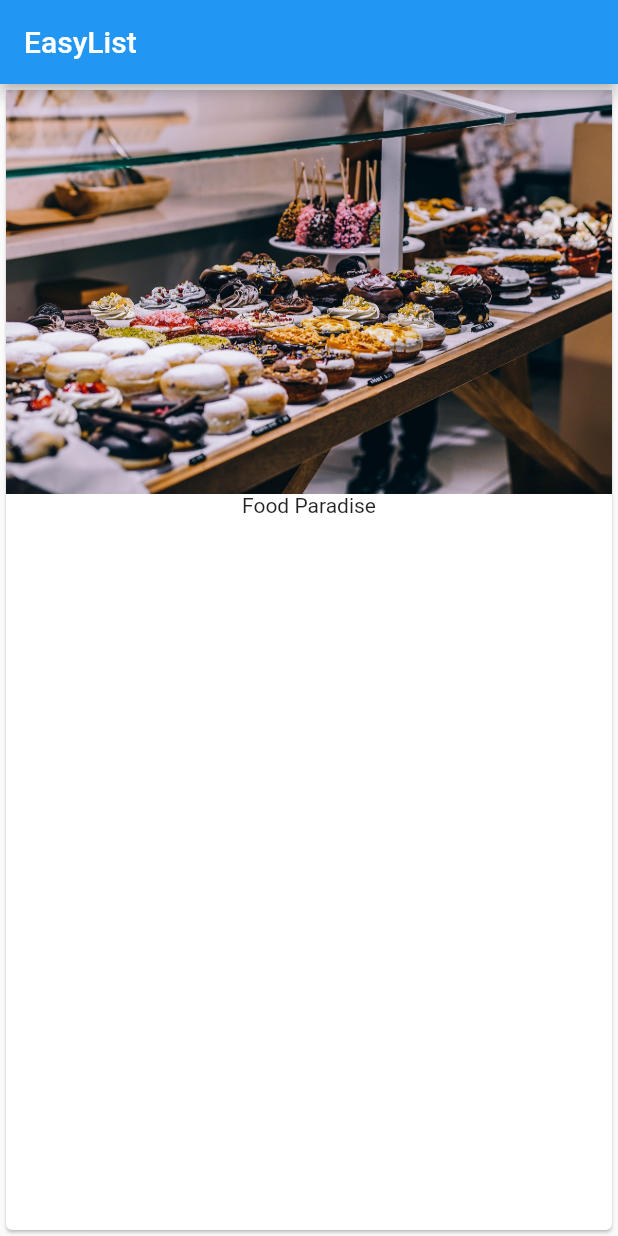
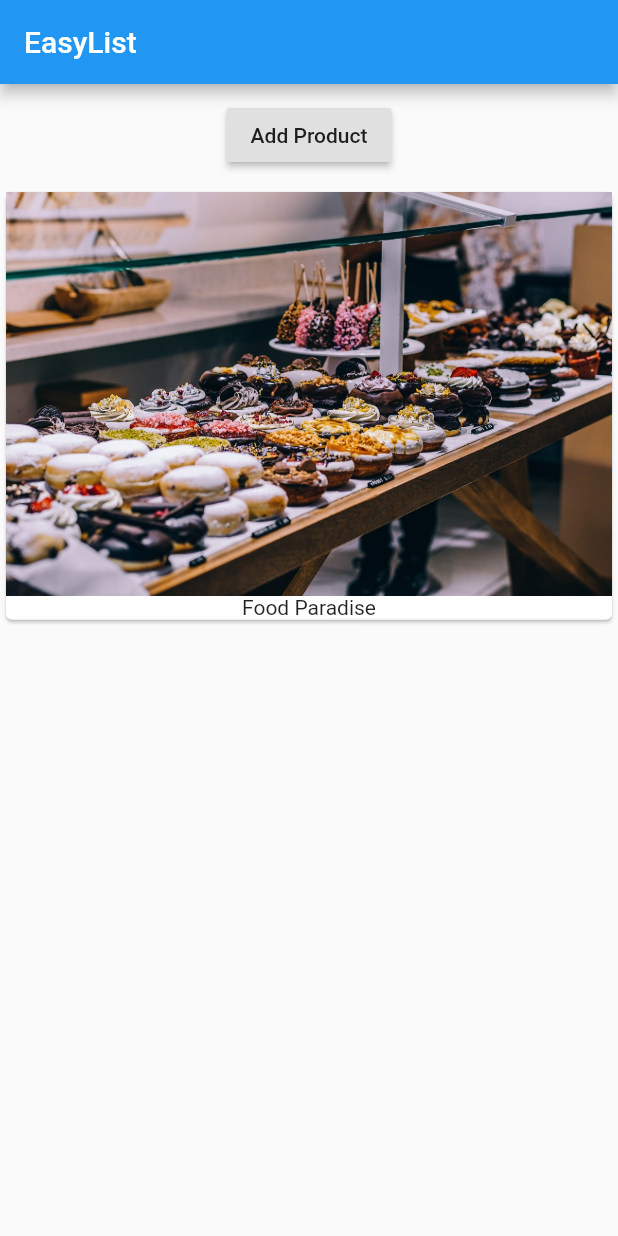
Before and after one commit to khiet/udemy_flutter, a Flutter app: the screen it shows after launch, on a phone screen of 412 x 824 dp. Run offline on Flutter 3.47's test engine with Material 2 defaults, Android fonts, the phone set to English and light mode, and no system bars.

Commit message:
add button

```diff
--- a/lib/main.dart
+++ b/lib/main.dart
@@ -10,7 +10,16 @@ class MyApp extends StatelessWidget {
           appBar: AppBar(
             title: Text('EasyList'),
           ),
-        body: Card(
+          body: Column(
+            children: [
+              Container(
+                margin: EdgeInsets.all(10.0),
+                child: RaisedButton(
+                  onPressed: () {},
+                  child: Text('Add Product'),
+                ),
+              ),
+              Card(
                 child: Column(
                   children: <Widget>[
                     Image.asset('assets/food.jpg'),
@@ -18,7 +27,8 @@ class MyApp extends StatelessWidget {
                   ],
                 ),
               ),
-      ),
+            ],
+          )),
     );
   }
 }
```
Lines whose indentation alone changed are shown as unchanged.
